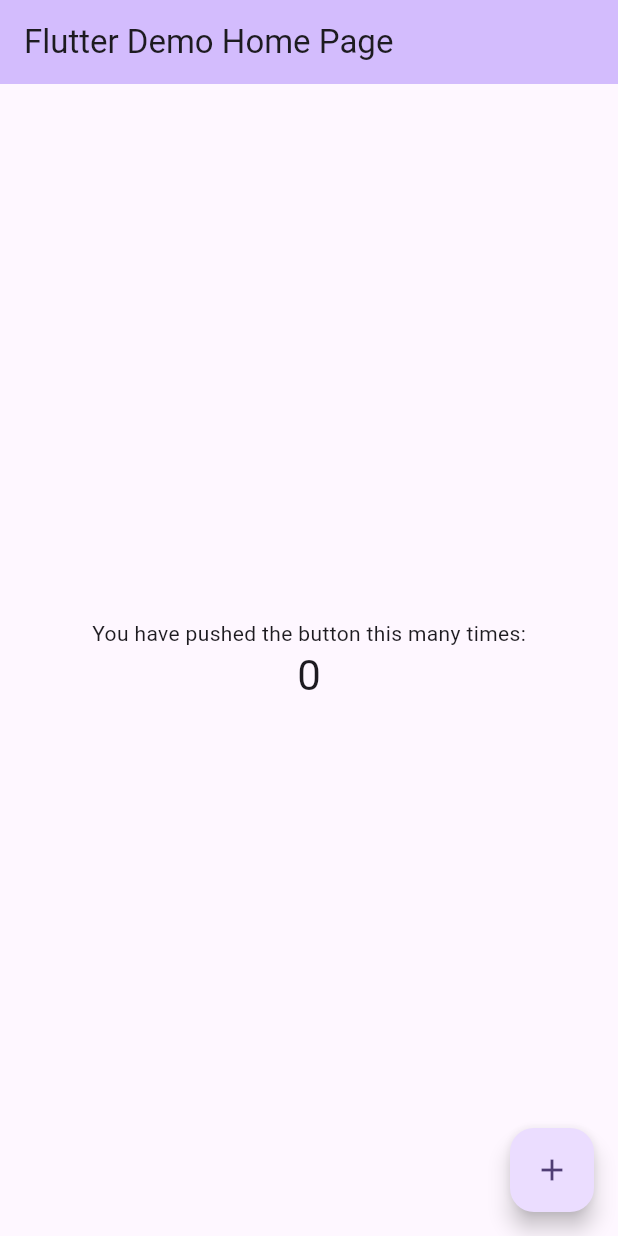
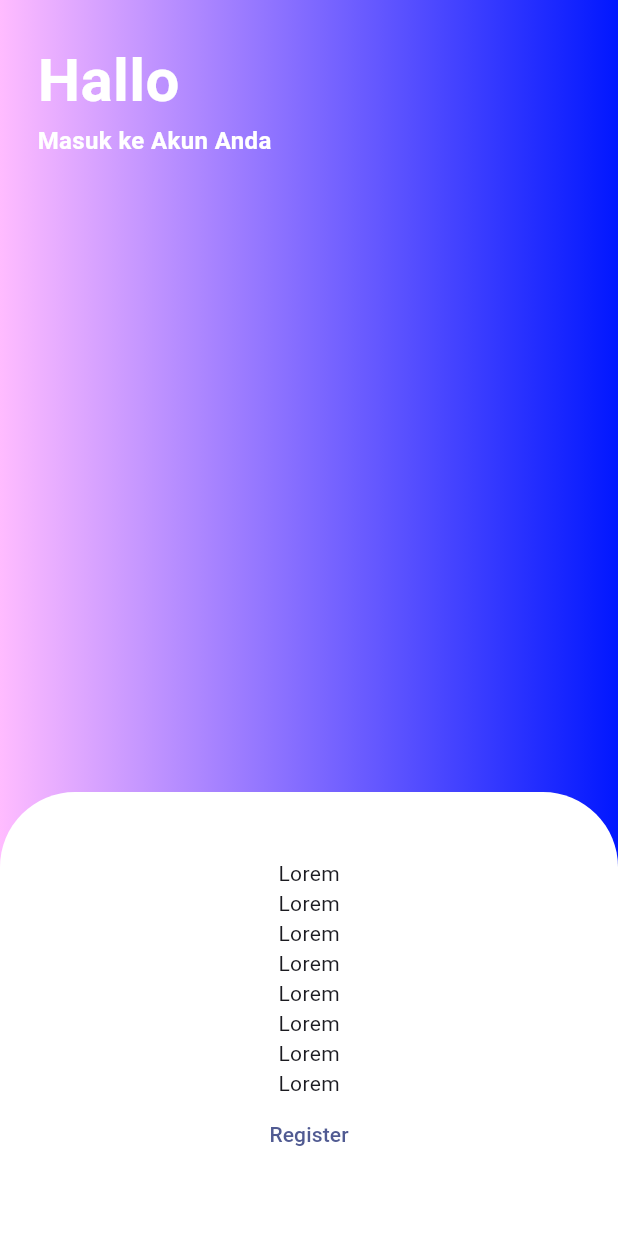
Before and after one commit to solsteace/gaskeun-mobile, a Flutter app: the screen it shows after launch, on a phone screen of 412 x 824 dp. Run offline on Flutter 3.47's test engine with Material 3 defaults, Android fonts, the phone set to English and light mode, and no system bars.

Commit message:
feat: add auth page (half finished)
While the layout is almost complete, the auth page doesn't have any form
yet

```diff
--- a/lib/main.dart
+++ b/lib/main.dart
@@ -1,4 +1,5 @@
 import 'package:flutter/material.dart';
+import "./templates/auth.dart";
 
 void main() {
   runApp(const MyApp());
@@ -11,24 +12,10 @@
   @override
   Widget build(BuildContext context) {
     return MaterialApp(
+      debugShowCheckedModeBanner: false,
       title: 'Flutter Demo',
       theme: ThemeData(
-        // This is the theme of your application.
-        //
-        // TRY THIS: Try running your application with "flutter run". You'll see
-        // the application has a purple toolbar. Then, without quitting the app,
-        // try changing the seedColor in the colorScheme below to Colors.green
-        // and then invoke "hot reload" (save your changes or press the "hot
-        // reload" button in a Flutter-supported IDE, or press "r" if you used
-        // the command line to start the app).
-        //
-        // Notice that the counter didn't reset back to zero; the application
-        // state is not lost during the reload. To reset the state, use hot
-        // restart instead.
-        //
-        // This works for code too, not just values: Most code changes can be
-        // tested with just a hot reload.
-        colorScheme: ColorScheme.fromSeed(seedColor: Colors.deepPurple),
+        colorScheme: ColorScheme.fromSeed(seedColor: Colors.indigoAccent),
         useMaterial3: true,
       ),
       home: const MyHomePage(title: 'Flutter Demo Home Page'),
@@ -38,16 +25,6 @@
 
 class MyHomePage extends StatefulWidget {
   const MyHomePage({super.key, required this.title});
-
-  // This widget is the home page of your application. It is stateful, meaning
-  // that it has a State object (defined below) that contains fields that affect
-  // how it looks.
-
-  // This class is the configuration for the state. It holds the values (in this
-  // case the title) provided by the parent (in this case the App widget) and
-  // used by the build method of the State. Fields in a Widget subclass are
-  // always marked "final".
-
   final String title;
 
   @override
@@ -55,71 +32,14 @@
 }
 
 class _MyHomePageState extends State<MyHomePage> {
-  int _counter = 0;
-
-  void _incrementCounter() {
-    setState(() {
-      // This call to setState tells the Flutter framework that something has
-      // changed in this State, which causes it to rerun the build method below
-      // so that the display can reflect the updated values. If we changed
-      // _counter without calling setState(), then the build method would not be
-      // called again, and so nothing would appear to happen.
-      _counter++;
-    });
-  }
+  bool _authenticated = false;
 
   @override
   Widget build(BuildContext context) {
-    // This method is rerun every time setState is called, for instance as done
-    // by the _incrementCounter method above.
-    //
-    // The Flutter framework has been optimized to make rerunning build methods
-    // fast, so that you can just rebuild anything that needs updating rather
-    // than having to individually change instances of widgets.
     return Scaffold(
-      appBar: AppBar(
-        // TRY THIS: Try changing the color here to a specific color (to
-        // Colors.amber, perhaps?) and trigger a hot reload to see the AppBar
-        // change color while the other colors stay the same.
-        backgroundColor: Theme.of(context).colorScheme.inversePrimary,
-        // Here we take the value from the MyHomePage object that was created by
-        // the App.build method, and use it to set our appbar title.
-        title: Text(widget.title),
+      body: Center(
+        child: _authenticated? AuthPage(title: "nAuthenticated"): AuthPage(title: "Authenticated"),
       ),
-      body: Center(
-        // Center is a layout widget. It takes a single child and positions it
-        // in the middle of the parent.
-        child: Column(
-          // Column is also a layout widget. It takes a list of children and
-          // arranges them vertically. By default, it sizes itself to fit its
-          // children horizontally, and tries to be as tall as its parent.
-          //
-          // Column has various properties to control how it sizes itself and
-          // how it positions its children. Here we use mainAxisAlignment to
-          // center the children vertically; the main axis here is the vertical
-          // axis because Columns are vertical (the cross axis would be
-          // horizontal).
-          //
-          // TRY THIS: Invoke "debug painting" (choose the "Toggle Debug Paint"
-          // action in the IDE, or press "p" in the console), to see the
-          // wireframe for each widget.
-          mainAxisAlignment: MainAxisAlignment.center,
-          children: <Widget>[
-            const Text(
-              'You have pushed the button this many times:',
-            ),
-            Text(
-              '$_counter',
-              style: Theme.of(context).textTheme.headlineMedium,
-            ),
-          ],
-        ),
-      ),
-      floatingActionButton: FloatingActionButton(
-        onPressed: _incrementCounter,
-        tooltip: 'Increment',
-        child: const Icon(Icons.add),
-      ), // This trailing comma makes auto-formatting nicer for build methods.
     );
   }
 }
--- /dev/null
+++ b/lib/pages/login.dart
@@ -0,0 +1,38 @@
+import 'package:flutter/material.dart';
+
+class LoginPage extends StatefulWidget {
+  final String title;
+  final Function(String) setAuthLocation;
+
+  LoginPage({Key? key,
+    required this.title,
+    required this.setAuthLocation
+  }) : super(key: key);
+
+  @override
+  State<LoginPage> createState() => _LoginPage();
+}
+
+class _LoginPage extends State<LoginPage> {
+  @override
+  Widget build(BuildContext context) {
+    return Column(
+      children: [
+        Text("Lorem"),
+        Text("Lorem"),
+        Text("Lorem"),
+        Text("Lorem"),
+        Text("Lorem"),
+        Text("Lorem"),
+        Text("Lorem"),
+        Text("Lorem"),
+        TextButton(
+          child: const Text("Register"),
+          onPressed: () => {
+            widget.setAuthLocation("register")
+          }
+        )
+      ]
+    );
+  }
+}
--- /dev/null
+++ b/lib/pages/register.dart
@@ -0,0 +1,38 @@
+import 'package:flutter/material.dart';
+
+class RegisterPage extends StatefulWidget {
+  final String title;
+  final Function(String) setAuthLocation;
+
+  RegisterPage({Key? key,
+    required this.title,
+    required this.setAuthLocation
+  }) : super(key: key);
+
+  @override
+  State<RegisterPage> createState() => _RegisterPage();
+}
+
+class _RegisterPage extends State<RegisterPage> {
+  @override
+  Widget build(BuildContext context) {
+    return Column(
+      children: [
+        Text("Lorem"),
+        Text("Lorem"),
+        Text("Lorem"),
+        Text("Lorem"),
+        Text("Lorem"),
+        Text("Lorem"),
+        Text("Lorem"),
+        Text("Lorem"),
+        TextButton(
+          child: const Text("Log in"),
+          onPressed: () => {
+            widget.setAuthLocation("login")
+          }
+        )
+      ]
+    );
+  }
+}
--- /dev/null
+++ b/lib/templates/auth.dart
@@ -0,0 +1,99 @@
+import 'package:flutter/material.dart';
+import "../pages/login.dart";
+import "../pages/register.dart";
+
+class AuthPage extends StatefulWidget {
+  final String title;
+  AuthPage({Key? key, required this.title}) : super(key: key);
+
+  @override
+  State<AuthPage> createState() => _AuthPage();
+}
+
+class _AuthPage extends State<AuthPage> {
+  String _authLocation = "login";
+
+  void _setAuthLocation(newLocation) {
+    setState(() {
+      _authLocation = newLocation;
+    });
+  }
+
+  @override
+  Widget build(BuildContext context) {
+    return Scaffold(
+      body: SafeArea(
+        child: Container(
+          alignment: Alignment.topLeft,
+          width: double.infinity,
+          decoration: const BoxDecoration(
+            gradient: LinearGradient(
+              begin: Alignment.centerLeft,
+              end: Alignment.centerRight,
+              colors: [
+                 Color(0xFFFFBCFF),
+                 Color(0xFF0117FF),
+              ]
+            )
+          ),
+          child: Column(
+            mainAxisAlignment: MainAxisAlignment.spaceBetween,
+            crossAxisAlignment: CrossAxisAlignment.start,
+            children: [
+              Padding(
+                padding: new EdgeInsets.all(25),
+                child: Column(
+                  mainAxisAlignment: MainAxisAlignment.start,
+                  crossAxisAlignment: CrossAxisAlignment.start,
+                  children: [
+                    const Text("Hallo",
+                      style: TextStyle(
+                        color: Colors.white,
+                        fontSize: 40,
+                        fontWeight: FontWeight.w700
+                      ),
+                    ),
+                    Text(
+                      _authLocation == "login"
+                        ? "Masuk ke Akun Anda"
+                        : "Buat Akun Anda",
+                      style: const TextStyle(
+                        color: Colors.white,
+                        fontSize: 16,
+                        fontWeight: FontWeight.w600
+                      ),
+                    ),
+                  ],
+                ),
+              ),
+              Container(
+                decoration: const BoxDecoration(
+                  borderRadius: BorderRadius.only(
+                    topLeft: Radius.circular(50),
+                    topRight: Radius.circular(50)
+                  ),
+                  color: Colors.white,
+                ),
+                padding: new EdgeInsets.symmetric(
+                  horizontal: 25,
+                  vertical: 44,
+                ),
+                width: double.infinity,
+                child: ( _authLocation == "login"
+                  ? LoginPage(
+                      title: "login",
+                      setAuthLocation: _setAuthLocation,
+                    )
+                  : RegisterPage(
+                      title: "register",
+                      setAuthLocation: _setAuthLocation,
+                    )
+                )
+              )
+            ],
+          )
+        )
+      )
+    );
+  }
+}
```
